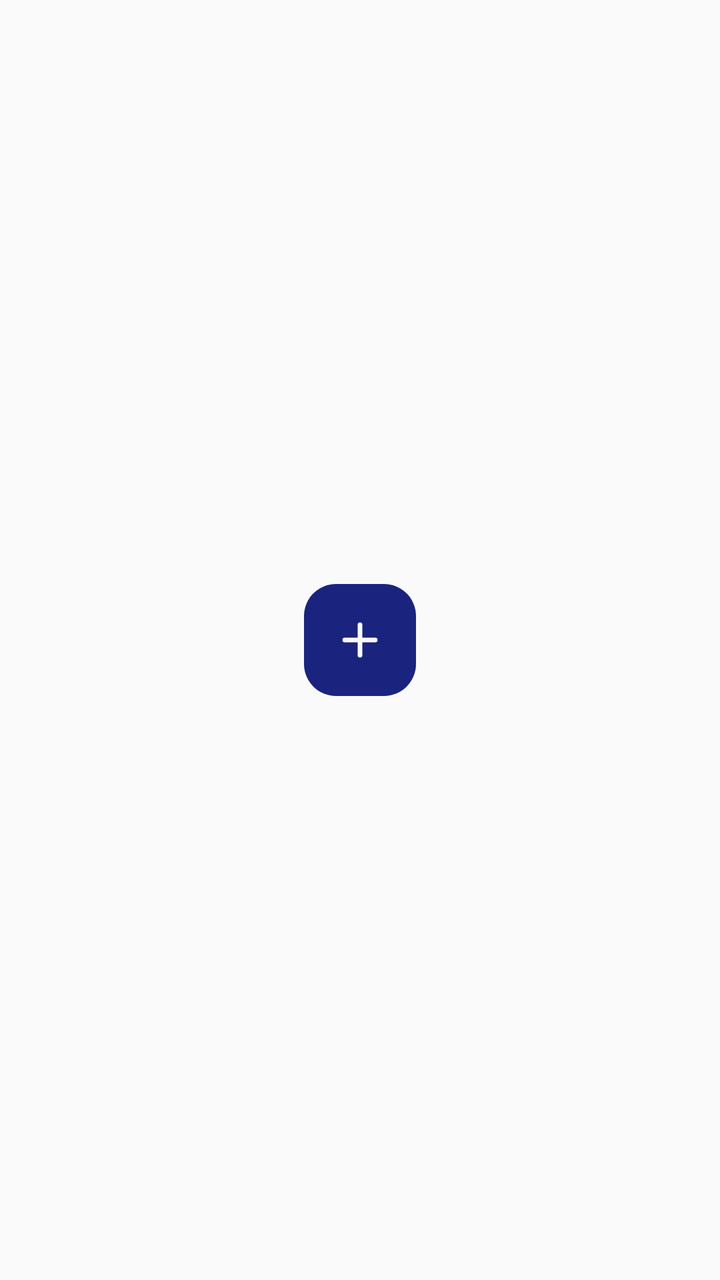
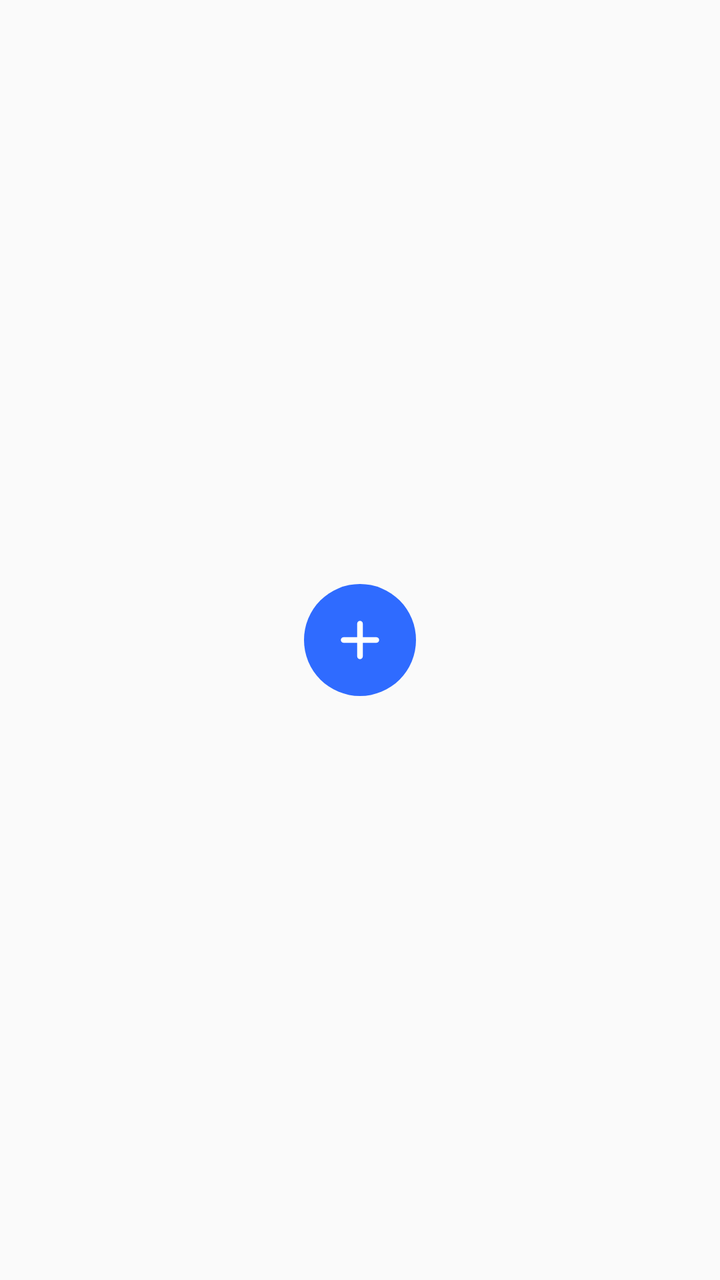

Two renders of the same Android screen: before a commit and after it. Below are the layout's source before the change and the commit's diff.
<!-- AndroidManifest.xml: application theme AppTheme -->
<!-- res/layout/widget_quick.xml -->
<?xml version="1.0" encoding="utf-8"?>
<FrameLayout xmlns:android="http://schemas.android.com/apk/res/android" android:id="@+id/q_root"
    android:layout_width="match_parent" android:layout_height="match_parent">
    <ImageView android:layout_width="56dp" android:layout_height="56dp" android:layout_gravity="center" android:padding="15dp"
        android:background="@drawable/widget_quick_bg" android:src="@drawable/ic_widget_plus" android:tint="@color/w_on_accent"
        android:contentDescription="Adaugă o sarcină" />
</FrameLayout>
<!-- resources referenced by this layout -->
<resources>
  <color name="w_on_accent">#F7F9FC</color>
  <!-- drawable ic_widget_plus (drawable) -->
  <vector xmlns:android="http://schemas.android.com/apk/res/android" android:width="24dp" android:height="24dp" android:viewportWidth="24" android:viewportHeight="24">
      <path android:pathData="M12,5v14M5,12h14" android:strokeColor="#FFFFFFFF" android:strokeWidth="2.2" android:strokeLineCap="round" android:strokeLineJoin="round" android:fillColor="#00000000" />
  </vector>
  <!-- drawable widget_quick_bg (drawable) -->
  <shape xmlns:android="http://schemas.android.com/apk/res/android" android:shape="rectangle">
      <solid android:color="@color/w_accent" />
      <corners android:radius="16dp" />
  </shape>
  <style name="AppTheme" parent="Theme.AppCompat.Light.DarkActionBar">
          
          <item name="colorPrimary">@color/colorPrimary</item>
          <item name="colorPrimaryDark">@color/colorPrimaryDark</item>
          <item name="colorAccent">@color/colorAccent</item>
      </style>
  <color name="w_accent">#1A237E</color>
</resources>

<!-- the commit's change to res/layout/widget_quick.xml (unified diff, before → after) -->
@@ -1,7 +1,7 @@
 <?xml version="1.0" encoding="utf-8"?>
 <FrameLayout xmlns:android="http://schemas.android.com/apk/res/android" android:id="@+id/q_root"
     android:layout_width="match_parent" android:layout_height="match_parent">
-    <ImageView android:layout_width="56dp" android:layout_height="56dp" android:layout_gravity="center" android:padding="15dp"
+    <ImageView android:layout_width="56dp" android:layout_height="56dp" android:layout_gravity="center" android:padding="14dp"
         android:background="@drawable/widget_quick_bg" android:src="@drawable/ic_widget_plus" android:tint="@color/w_on_accent"
         android:contentDescription="Adaugă o sarcină" />
 </FrameLayout>
<!-- resource entries referenced after the edit -->
@@ -1,14 +1,14 @@
 <!-- resources referenced by this layout -->
 <resources>
-  <color name="w_on_accent">#F7F9FC</color>
+  <color name="w_on_accent">#FFFFFF</color>
   <!-- drawable ic_widget_plus (drawable) -->
   <vector xmlns:android="http://schemas.android.com/apk/res/android" android:width="24dp" android:height="24dp" android:viewportWidth="24" android:viewportHeight="24">
-      <path android:pathData="M12,5v14M5,12h14" android:strokeColor="#FFFFFFFF" android:strokeWidth="2.2" android:strokeLineCap="round" android:strokeLineJoin="round" android:fillColor="#00000000" />
+      <path android:pathData="M12,5v14M5,12h14" android:strokeColor="#FFFFFFFF" android:strokeWidth="2.4" android:strokeLineCap="round" android:strokeLineJoin="round" android:fillColor="#00000000" />
   </vector>
   <!-- drawable widget_quick_bg (drawable) -->
-  <shape xmlns:android="http://schemas.android.com/apk/res/android" android:shape="rectangle">
+  <?xml version="1.0" encoding="utf-8"?>
+  <shape xmlns:android="http://schemas.android.com/apk/res/android" android:shape="oval">
       <solid android:color="@color/w_accent" />
-      <corners android:radius="16dp" />
   </shape>
   <style name="AppTheme" parent="Theme.AppCompat.Light.DarkActionBar">
           
@@ -16,6 +16,6 @@
           <item name="colorPrimaryDark">@color/colorPrimaryDark</item>
           <item name="colorAccent">@color/colorAccent</item>
       </style>
-  <color name="w_accent">#1A237E</color>
+  <color name="w_accent">#2F6BFF</color>
 </resources>
 
